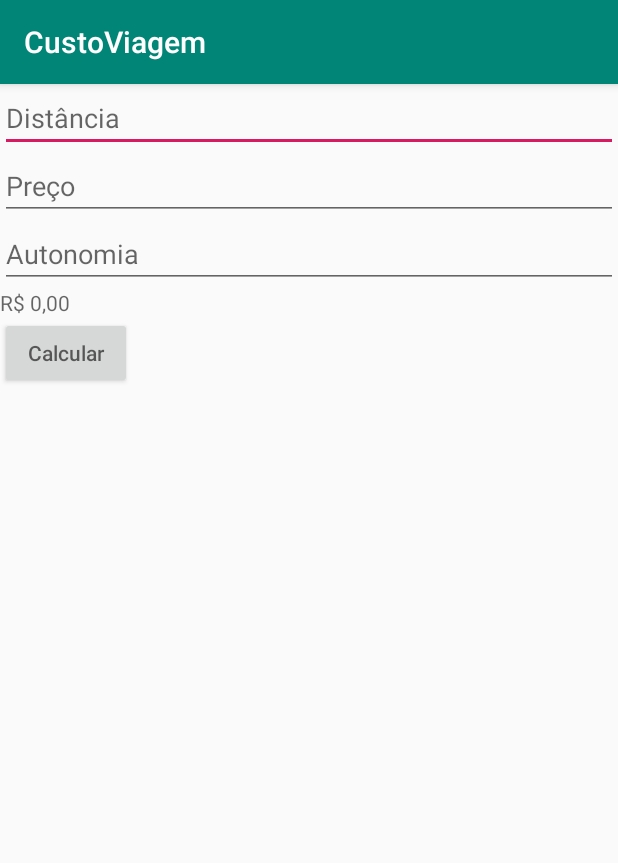
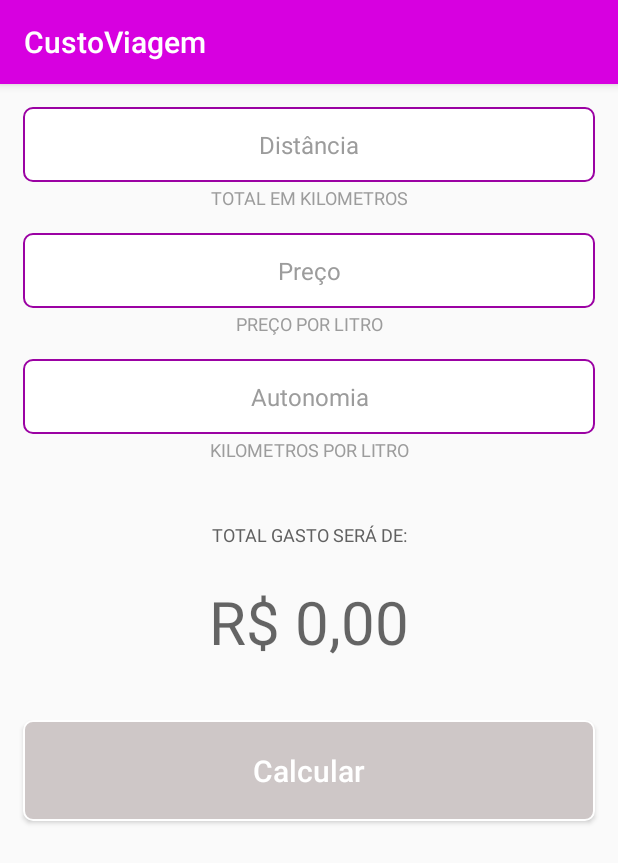
Before and after one commit to lpontes7/CustoViagemAppKotlin, an Android app: the screen it shows after launch (MainActivity), on a phone screen of 412 x 824 dp. Shown: the top 863 px of the screen. Run offline under Robolectric (Android 15) with nearby library versions, the phone set to English and light mode, and no system bars.

Commit message:
Estilizando layout

```diff
--- a/app/src/main/java/com/lpontes7/custoviagem/MainActivity.kt
+++ b/app/src/main/java/com/lpontes7/custoviagem/MainActivity.kt
@@ -38,7 +38,7 @@ class MainActivity() : AppCompatActivity(), View.OnClickListener {
                 val autonomia = editAutonomia.text.toString().toFloat()
 
                 var resultado = ((distancia*preco)/autonomia)
-                textResultado.text = "Total é R$: $resultado"
+                textResultado.text = "R$: $resultado"
             }
             catch (e:NumberFormatException){
                 mensagemErroValidacao()
--- /dev/null
+++ b/app/src/main/res/drawable/background_btn.xml
@@ -0,0 +1,13 @@
+<?xml version="1.0" encoding="utf-8"?>
+<shape xmlns:android="http://schemas.android.com/apk/res/android"
+    android:padding = "10dp" android:shape="rectangle">
+    <solid android:color="@color/colorAccentLitgh"/>
+    <stroke
+        android:width="1dp"
+        android:color="@color/colorWhite"/>
+    <corners
+        android:bottomLeftRadius="6dp"
+        android:bottomRightRadius="6dp"
+        android:topLeftRadius="6dp"
+        android:topRightRadius="6dp"/>
+</shape>
--- /dev/null
+++ b/app/src/main/res/drawable/background_et.xml
@@ -0,0 +1,13 @@
+<?xml version="1.0" encoding="utf-8"?>
+<shape xmlns:android="http://schemas.android.com/apk/res/android"
+    android:padding = "10dp" android:shape="rectangle">
+    <solid android:color="@color/colorWhite"/>
+    <stroke
+        android:width="1dp"
+        android:color="@color/colorPrimaryDark"/>
+    <corners
+        android:bottomLeftRadius="6dp"
+        android:bottomRightRadius="6dp"
+        android:topLeftRadius="6dp"
+        android:topRightRadius="6dp"/>
+</shape>
--- a/app/src/main/res/drawable/ic_launcher_background.xml
+++ b/app/src/main/res/drawable/ic_launcher_background.xml
@@ -5,7 +5,7 @@
         android:width="108dp"
         android:viewportHeight="108"
         android:viewportWidth="108">
-    <path android:fillColor="#008577"
+    <path android:fillColor="#D700FF"
           android:pathData="M0,0h108v108h-108z"/>
     <path android:fillColor="#00000000" android:pathData="M9,0L9,108"
           android:strokeColor="#33FFFFFF" android:strokeWidth="0.8"/>
--- a/app/src/main/res/layout/activity_main.xml
+++ b/app/src/main/res/layout/activity_main.xml
@@ -10,36 +10,55 @@
 
     <EditText
             android:id="@+id/editDistancia"
-            android:layout_width="match_parent"
-            android:layout_height="wrap_content"
+            style="@style/EditText"
             android:hint="@string/distancia"
+    />
+    <TextView
+            style="@style/TextView"
+            android:text="@string/totalEmKilometros"
     />
 
     <EditText
             android:id="@+id/editPreco"
-            android:layout_width="match_parent"
-            android:layout_height="wrap_content"
+            style="@style/EditText"
             android:hint="@string/preco"
+    />
+    <TextView
+            style="@style/TextView"
+            android:text="@string/precoPorLitro"
     />
 
     <EditText
             android:id="@+id/editAutonomia"
-            android:layout_width="match_parent"
-            android:layout_height="wrap_content"
+            style="@style/EditText"
             android:hint="@string/autonomia"
+    />
+    <TextView
+            style="@style/TextView"
+            android:text="@string/kilometrosPorLitro"
+    />
+
+    <TextView
+            style="@style/TextView"
+            android:text="@string/totalGastoSeraDe"
+            android:layout_marginTop="40dp"
+            android:textColor="@color/colorAccentDark"
     />
 
     <TextView
             android:id="@+id/textResultado"
             android:layout_width="match_parent"
-            android:layout_height="wrap_content"
-            android:hint="R$ 0,00"
+            android:layout_height="100dp"
+            android:gravity="center"
+            android:textSize="40sp"
+            android:textColor="@color/colorPrimaryDark"
+            android:hint="@string/CifraoZeroReais"
+            android:textAllCaps="true"
     />
 
     <Button
             android:id="@+id/butttonCalcular"
-            android:layout_width="wrap_content"
-            android:layout_height="wrap_content"
+            style="@style/Button"
             android:hint="@string/calcular"
     />
 
--- a/app/src/main/res/values/colors.xml
+++ b/app/src/main/res/values/colors.xml
@@ -1,6 +1,10 @@
 <?xml version="1.0" encoding="utf-8"?>
 <resources>
-    <color name="colorPrimary">#008577</color>
-    <color name="colorPrimaryDark">#00574B</color>
-    <color name="colorAccent">#D81B60</color>
+    <color name="colorPrimary">#D700E0</color>
+    <color name="colorPrimaryDark">#9B02A3</color>
+    <color name="colorAccent">#9C9C9C</color>
+    <color name="colorAccentLitgh">#CEC7C7</color>
+    <color name="colorAccentDark">#616161</color>
+    <color name="colorWhite">#FFFFFF</color>
+
 </resources>
--- a/app/src/main/res/values/strings.xml
+++ b/app/src/main/res/values/strings.xml
@@ -5,4 +5,9 @@
     <string name="autonomia">Autonomia</string>
     <string name="calcular">Calcular</string>
     <string name="valores_validos">Por favor, informe valores válidos!</string>
+    <string name="totalEmKilometros">Total em Kilometros</string>
+    <string name="precoPorLitro">Preço Por Litro</string>
+    <string name="kilometrosPorLitro">Kilometros por Litro</string>
+    <string name="totalGastoSeraDe">Total gasto será de:</string>
+    <string name="CifraoZeroReais">R$ 0,00</string>
 </resources>
--- a/app/src/main/res/values/styles.xml
+++ b/app/src/main/res/values/styles.xml
@@ -8,4 +8,38 @@
         <item name="colorAccent">@color/colorAccent</item>
     </style>
 
+    <style name="EditText" parent="@android:style/TextAppearance">
+        <item name="android:layout_width">match_parent</item>
+        <item name="android:layout_height">50dp</item>
+        <item name="android:layout_marginTop">15dp</item>
+        <item name="android:layout_marginLeft">15dp</item>
+        <item name="android:layout_marginRight">15dp</item>
+        <item name="android:textColor">@color/colorAccentDark</item>
+        <item name="android:textColorHint">@color/colorAccent</item>
+        <item name="android:background">@drawable/background_et</item>
+        <item name="android:gravity">center</item>
+    </style>
+
+
+    <style name="TextView" parent="@android:style/TextAppearance">
+        <item name = "android:layout_width">match_parent</item>
+        <item name="android:layout_height">wrap_content</item>
+        <item name="android:gravity">center</item>
+        <item name="android:textAllCaps">true</item>
+        <item name="android:textSize">12sp</item>
+        <item name="android:layout_marginTop">2dp</item>
+        <item name="android:textColor">@color/colorAccent</item>
+    </style>
+
+    <style name="Button" parent="@android:style/TextAppearance">
+        <item name = "android:layout_width">match_parent</item>
+        <item name="android:layout_height">wrap_content</item>
+        <item name="android:layout_margin">15dp</item>
+        <item name="android:padding">20dp</item>
+        <item name="android:textColor">@color/colorWhite</item>
+        <item name="android:textColorHint">@color/colorWhite</item>
+        <item name="android:background">@drawable/background_btn</item>
+        <item name="android:gravity">center</item>
+        <item name="android:textSize">20sp</item>
+    </style>
 </resources>
```
